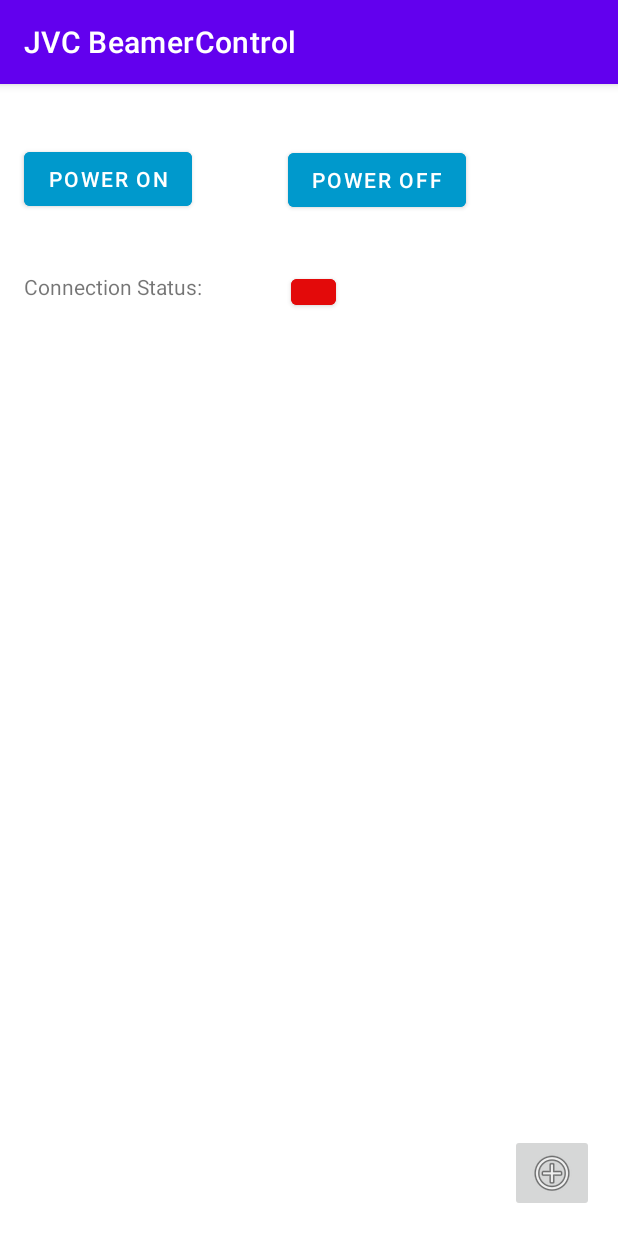
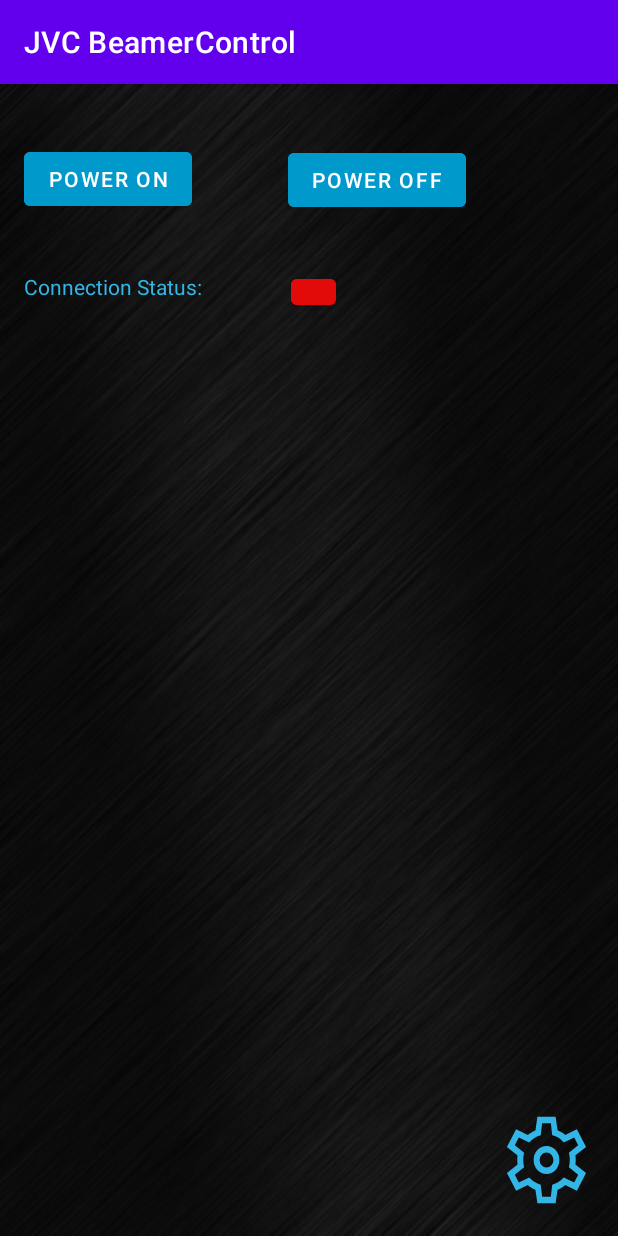
Before and after one commit to LaUs3r/JVCBeamerControl, an Android app: the screen it shows after launch (MainActivity), on a phone screen of 412 x 824 dp. Run offline under Robolectric (Android 15) with nearby library versions, the phone set to English and light mode, and no system bars; network calls fail.

Commit message:
changed background and colors

```diff
--- /dev/null
+++ b/app/src/main/res/drawable/ic_settings.xml
@@ -0,0 +1,9 @@
+<vector xmlns:android="http://schemas.android.com/apk/res/android"
+    android:width="48dp"
+    android:height="48dp"
+    android:viewportWidth="48"
+    android:viewportHeight="48">
+  <path
+      android:fillColor="#FF000000"
+      android:pathData="m19.4,44 l-1,-6.3q-0.95,-0.35 -2,-0.95t-1.85,-1.25l-5.9,2.7L4,30l5.4,-3.95q-0.1,-0.45 -0.125,-1.025Q9.25,24.45 9.25,24q0,-0.45 0.025,-1.025T9.4,21.95L4,18l4.65,-8.2 5.9,2.7q0.8,-0.65 1.85,-1.25t2,-0.9l1,-6.35h9.2l1,6.3q0.95,0.35 2.025,0.925Q32.7,11.8 33.45,12.5l5.9,-2.7L44,18l-5.4,3.85q0.1,0.5 0.125,1.075 0.025,0.575 0.025,1.075t-0.025,1.05q-0.025,0.55 -0.125,1.05L44,30l-4.65,8.2 -5.9,-2.7q-0.8,0.65 -1.825,1.275 -1.025,0.625 -2.025,0.925l-1,6.3ZM24,30.5q2.7,0 4.6,-1.9 1.9,-1.9 1.9,-4.6 0,-2.7 -1.9,-4.6 -1.9,-1.9 -4.6,-1.9 -2.7,0 -4.6,1.9 -1.9,1.9 -1.9,4.6 0,2.7 1.9,4.6 1.9,1.9 4.6,1.9ZM24,27.5q-1.45,0 -2.475,-1.025Q20.5,25.45 20.5,24q0,-1.45 1.025,-2.475Q22.55,20.5 24,20.5q1.45,0 2.475,1.025Q27.5,22.55 27.5,24q0,1.45 -1.025,2.475Q25.45,27.5 24,27.5ZM24,24ZM21.8,41h4.4l0.7,-5.6q1.65,-0.4 3.125,-1.25T32.7,32.1l5.3,2.3 2,-3.6 -4.7,-3.45q0.2,-0.85 0.325,-1.675 0.125,-0.825 0.125,-1.675 0,-0.85 -0.1,-1.675 -0.1,-0.825 -0.35,-1.675L40,17.2l-2,-3.6 -5.3,2.3q-1.15,-1.3 -2.6,-2.175 -1.45,-0.875 -3.2,-1.125L26.2,7h-4.4l-0.7,5.6q-1.7,0.35 -3.175,1.2 -1.475,0.85 -2.625,2.1L10,13.6l-2,3.6 4.7,3.45q-0.2,0.85 -0.325,1.675 -0.125,0.825 -0.125,1.675 0,0.85 0.125,1.675 0.125,0.825 0.325,1.675L8,30.8l2,3.6 5.3,-2.3q1.2,1.2 2.675,2.05Q19.45,35 21.1,35.4Z"/>
+</vector>
--- a/app/src/main/res/layout/activity_main.xml
+++ b/app/src/main/res/layout/activity_main.xml
@@ -4,6 +4,7 @@
     xmlns:tools="http://schemas.android.com/tools"
     android:layout_width="match_parent"
     android:layout_height="match_parent"
+    android:background="@drawable/background"
     tools:context=".MainActivity">
 
     <Button
@@ -37,6 +38,7 @@
         android:layout_marginStart="16dp"
         android:layout_marginTop="125dp"
         android:text="@string/connection_status"
+        android:textColor="@android:color/holo_blue_light"
         app:layout_constraintStart_toStartOf="parent"
         app:layout_constraintTop_toTopOf="parent" />
 
@@ -52,13 +54,16 @@
 
     <ImageButton
         android:id="@+id/settingsButton"
-        android:layout_width="wrap_content"
-        android:layout_height="wrap_content"
+        android:layout_width="63dp"
+        android:layout_height="69dp"
         android:layout_marginEnd="16dp"
         android:layout_marginBottom="16dp"
+        android:background="#00FFFFFF"
+        android:contentDescription="@string/ip_address_port"
+        android:foreground="@drawable/ic_settings"
+        android:foregroundTint="@android:color/holo_blue_light"
         android:onClick="showSettingsDialog"
         app:layout_constraintBottom_toBottomOf="parent"
-        app:layout_constraintEnd_toEndOf="parent"
-        app:srcCompat="@android:drawable/ic_menu_add"
-        android:contentDescription="@string/ip_address_port" />
+        app:layout_constraintEnd_toEndOf="parent" />
+
 </androidx.constraintlayout.widget.ConstraintLayout>
```
Also changed, not shown: app/src/main/res/drawable/background.jpeg (added), 25 other files.
